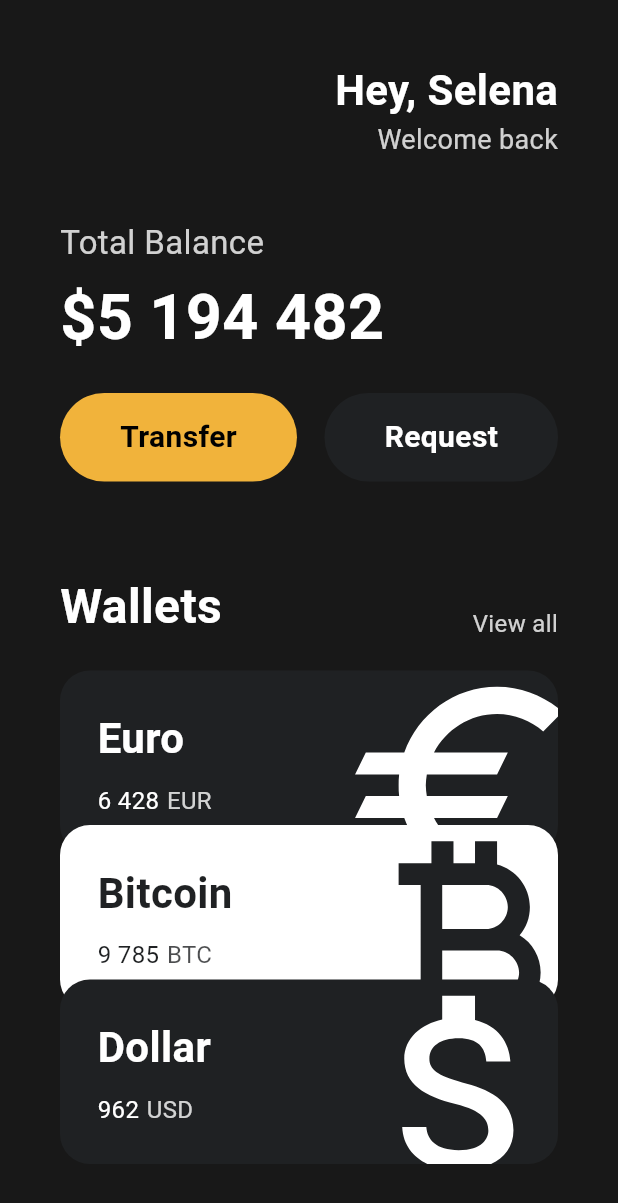
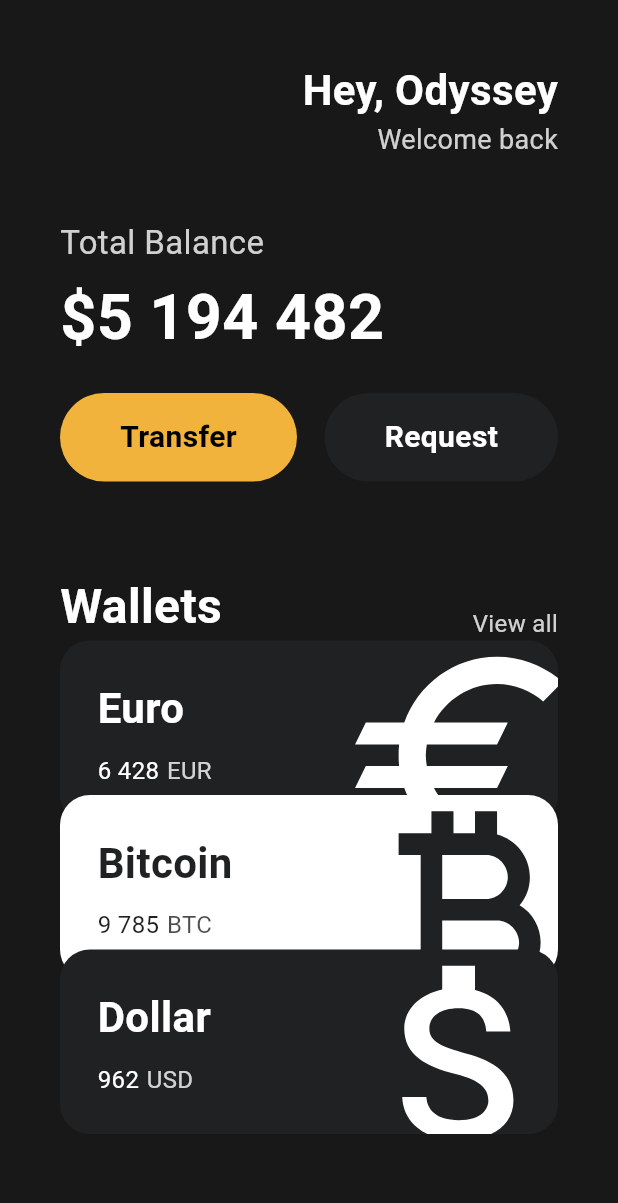
Before and after one commit to Odyssey409/toonflix, a Flutter app: the screen it shows after launch, on a phone screen of 412 x 824 dp. Shown: the top 1203 px of the screen. Run offline on Flutter 3.47's test engine with Material 3 defaults, Android fonts, the phone set to English and light mode, and no system bars.

Commit message:
#3.9 Code Challenge
코드 챌린지 였던 Transform.translate을 currency_card 파일안으로 넣고 오프셋 자동 계산 등 최적화 하기 성공.

order를 전달하여 순서를 알려주면 순서에 맞게 오프셋을 계산해서 적용함 과 동시에 순서의 짝홀수번을 근거로 반전유무에 대한 불리언 값도 자동계산하게 만듦.

```diff
--- a/lib/main.dart
+++ b/lib/main.dart
@@ -1,5 +1,3 @@
-import 'dart:math';
-
 import 'package:flutter/material.dart';
 import 'package:toonflix/widgets/button.dart';
 import 'package:toonflix/widgets/currency_card.dart';
@@ -40,7 +38,7 @@ class App extends StatelessWidget {
                       crossAxisAlignment: CrossAxisAlignment.end,
                       children: [
                         const Text(
-                          'Hey, Selena',
+                          'Hey, Odyssey',
                           style: TextStyle(
                             color: Colors.white,
                             fontSize: 28,
@@ -126,27 +124,21 @@ class App extends StatelessWidget {
                   amount: "6 428",
                   code: "EUR",
                   icon: Icons.euro,
-                  isInverted: false,
+                  order: 1,
                 ),
-                Transform.translate(
-                  offset: const Offset(0, -20),
-                  child: const CurrencyCard(
+                const CurrencyCard(
                   name: "Bitcoin",
                   amount: "9 785",
                   code: "BTC",
                   icon: Icons.currency_bitcoin,
-                    isInverted: true,
+                  order: 2,
                 ),
-                ),
-                Transform.translate(
-                  offset: const Offset(0, -40),
-                  child: const CurrencyCard(
+                const CurrencyCard(
                   name: "Dollar",
                   amount: "962",
                   code: "USD",
                   icon: Icons.attach_money,
-                    isInverted: false,
-                  ),
+                  order: 3,
                 ),
               ],
             ),
--- a/lib/widgets/currency_card.dart
+++ b/lib/widgets/currency_card.dart
@@ -4,6 +4,7 @@ class CurrencyCard extends StatelessWidget {
   final String name, amount, code;
   final IconData icon;
   final bool isInverted;
+  final int order;
 
   final _blackColor = const Color(0XFF1F2123);
 
@@ -13,12 +14,14 @@ class CurrencyCard extends StatelessWidget {
     required this.amount,
     required this.code,
     required this.icon,
-    required this.isInverted,
-  });
+    required this.order,
+  }) : isInverted = order % 2 == 0;
 
   @override
   Widget build(BuildContext context) {
-    return Container(
+    return Transform.translate(
+      offset: Offset(0, order * -(20.0)),
+      child: Container(
         clipBehavior: Clip.hardEdge,
         decoration: BoxDecoration(
           color: isInverted ? Colors.white : _blackColor,
@@ -82,6 +85,7 @@ class CurrencyCard extends StatelessWidget {
             ],
           ),
         ),
+      ),
     );
   }
 }
```
Lines whose indentation alone changed are shown as unchanged.
